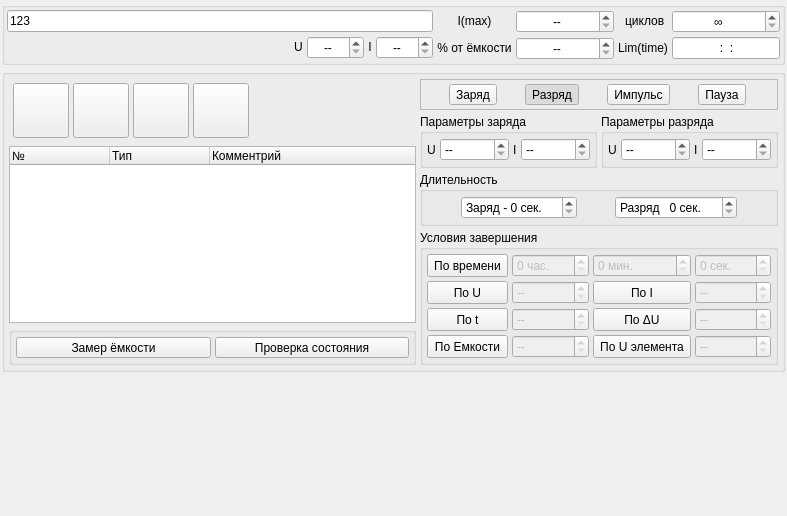
This is data/zrmstageseditor.ui in dostapazov/powermon as Qt 5 draws it before an edit. The edited form follows.
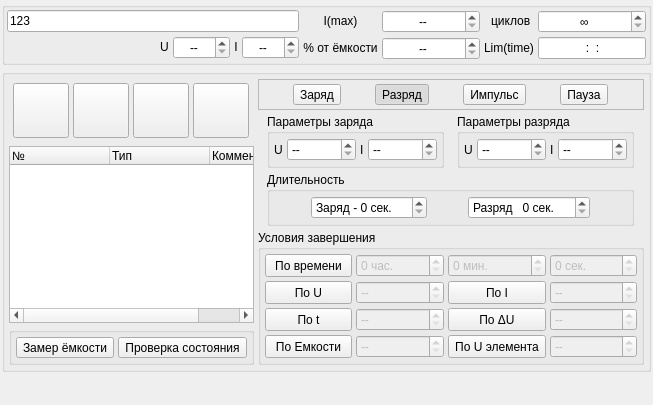
This is the edited form. Icons and pictures are not drawn. Custom widgets are drawn as their Qt base class.

```diff
--- a/data/zrmstageseditor.ui
+++ b/data/zrmstageseditor.ui
@@ -6,8 +6,8 @@
    <rect>
     <x>0</x>
     <y>0</y>
-    <width>787</width>
-    <height>516</height>
+    <width>653</width>
+    <height>405</height>
    </rect>
   </property>
   <property name="sizePolicy">
@@ -23,6 +23,9 @@
    <property name="spacing">
     <number>4</number>
    </property>
+   <property name="sizeConstraint">
+    <enum>QLayout::SetMinAndMaxSize</enum>
+   </property>
    <property name="leftMargin">
     <number>2</number>
    </property>
@@ -352,10 +355,13 @@
      <property name="title">
       <string/>
      </property>
-     <layout class="QHBoxLayout" name="horizontalLayout_5">
+     <layout class="QHBoxLayout" name="horizontalLayout_5" stretch="1,2">
       <property name="spacing">
        <number>4</number>
       </property>
+      <property name="sizeConstraint">
+       <enum>QLayout::SetMinAndMaxSize</enum>
+      </property>
       <property name="leftMargin">
        <number>4</number>
       </property>
@@ -370,6 +376,9 @@
       </property>
       <item>
        <layout class="QVBoxLayout" name="verticalLayout">
+        <property name="sizeConstraint">
+         <enum>QLayout::SetMinAndMaxSize</enum>
+        </property>
         <item>
          <layout class="QHBoxLayout" name="horizontalLayout_3">
           <property name="spacing">
@@ -724,8 +733,8 @@
              </property>
              <property name="iconSize">
               <size>
-               <width>48</width>
-               <height>48</height>
+               <width>24</width>
+               <height>24</height>
               </size>
              </property>
              <property name="checkable">
@@ -762,8 +771,8 @@
              </property>
              <property name="iconSize">
               <size>
-               <width>48</width>
-               <height>48</height>
+               <width>24</width>
+               <height>24</height>
               </size>
              </property>
              <property name="checkable">
@@ -803,8 +812,8 @@
              </property>
              <property name="iconSize">
               <size>
-               <width>48</width>
-               <height>48</height>
+               <width>24</width>
+               <height>24</height>
               </size>
              </property>
              <property name="checkable">
@@ -847,8 +856,8 @@
              </property>
              <property name="iconSize">
               <size>
-               <width>48</width>
-               <height>48</height>
+               <width>24</width>
+               <height>24</height>
               </size>
              </property>
              <property name="checkable">
```
